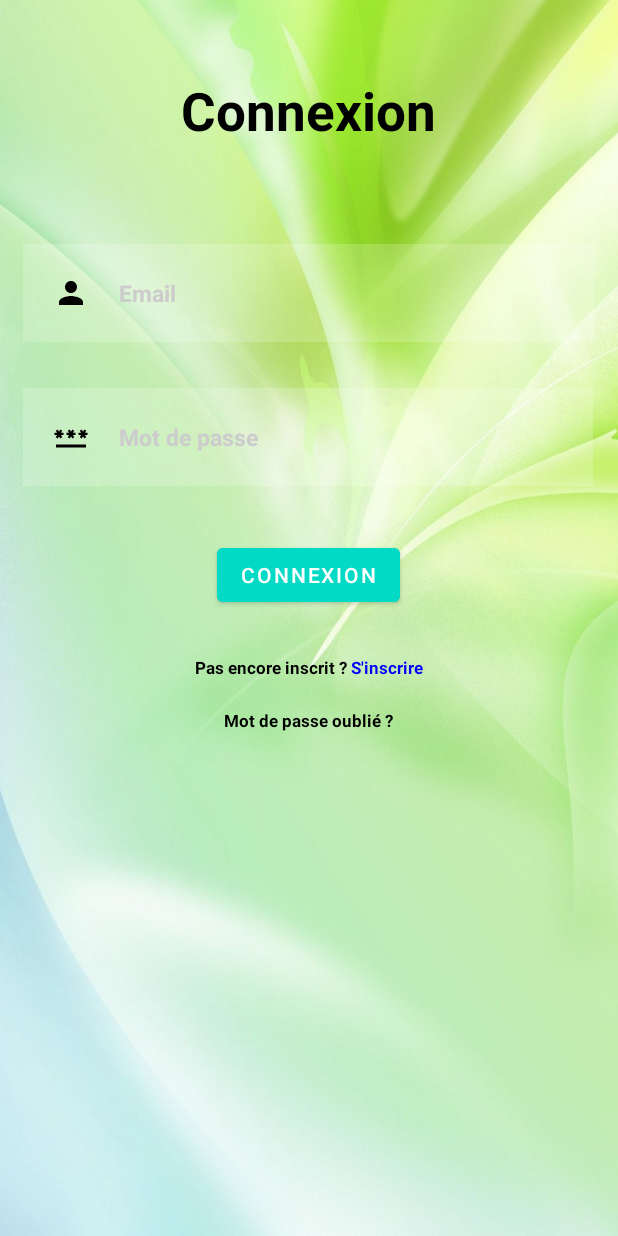
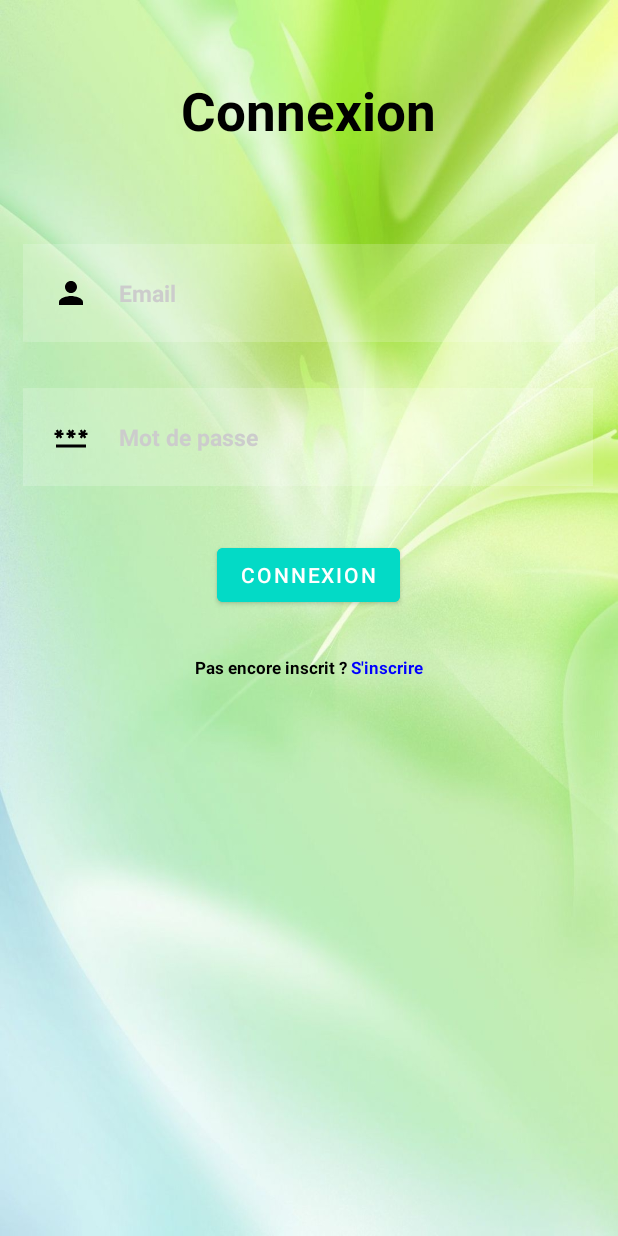
Before and after one commit to yoyo53/miamProche, an Android app: the screen it shows after launch (LoginPage), on a phone screen of 412 x 824 dp. Run offline under Robolectric (Android 15) with nearby library versions, the phone set to English and light mode, and no system bars; our stand-ins replace Firebase (no records; nobody signed in at launch, a user with empty details on screens opened directly).

Commit message:
Delete forgot password

```diff
--- a/app/src/main/res/layout/activity_login_page.xml
+++ b/app/src/main/res/layout/activity_login_page.xml
@@ -91,15 +91,4 @@
             android:textStyle="bold" />
     </LinearLayout>
 
-    <TextView
-        android:layout_width="wrap_content"
-        android:layout_height="wrap_content"
-        android:id="@+id/forgotpass"
-        android:layout_below="@id/register_layout"
-        android:text="Mot de passe oublié ?"
-        android:textColor="@color/black"
-        android:textSize="11sp"
-        android:textStyle="bold"
-        android:layout_margin="10dp"
-        android:layout_centerHorizontal="true" />
 </RelativeLayout>
```
